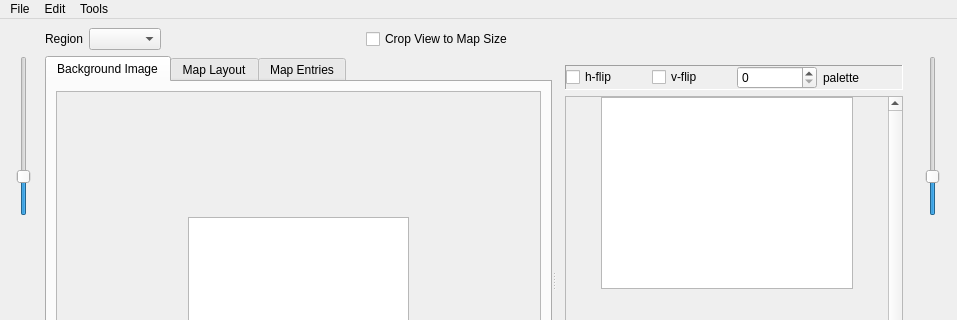
The window that forms/regionmapeditor.ui (huderlem/porymap) describes before a commit, drawn with Qt 5; both pictures show x 0 to 957 and y 0 to 320 of the 957 by 535 pixel window.
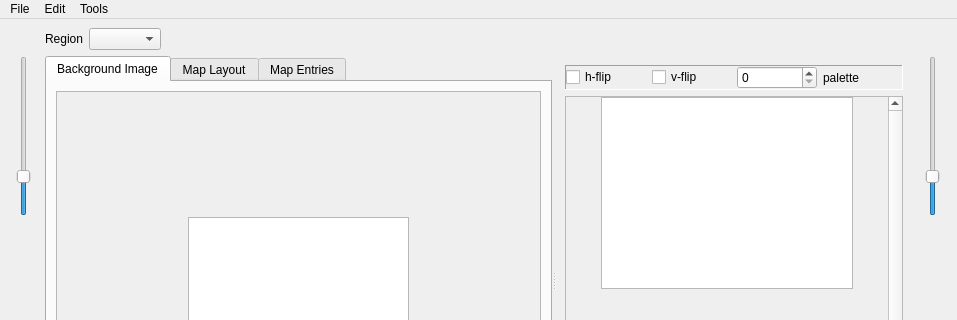
The same window after the commit. Custom widgets are drawn as their Qt base class.

What changed in the file:
```diff
--- a/forms/regionmapeditor.ui
+++ b/forms/regionmapeditor.ui
@@ -50,42 +50,6 @@
          </property>
         </widget>
        </item>
-       <item>
-        <spacer name="horizontalSpacer_2">
-         <property name="orientation">
-          <enum>Qt::Horizontal</enum>
-         </property>
-         <property name="sizeHint" stdset="0">
-          <size>
-           <width>40</width>
-           <height>20</height>
-          </size>
-         </property>
-        </spacer>
-       </item>
-       <item>
-        <widget class="QCheckBox" name="checkBox_crop">
-         <property name="text">
-          <string>Crop View to Map Size</string>
-         </property>
-         <property name="checked">
-          <bool>false</bool>
-         </property>
-        </widget>
-       </item>
-       <item>
-        <spacer name="horizontalSpacer_3">
-         <property name="orientation">
-          <enum>Qt::Horizontal</enum>
-         </property>
-         <property name="sizeHint" stdset="0">
-          <size>
-           <width>40</width>
-           <height>20</height>
-          </size>
-         </property>
-        </spacer>
-       </item>
        <item>
         <spacer name="horizontalSpacer">
          <property name="orientation">
```
Left out of the diff: 16 changed lines with no effect on the pictures.
